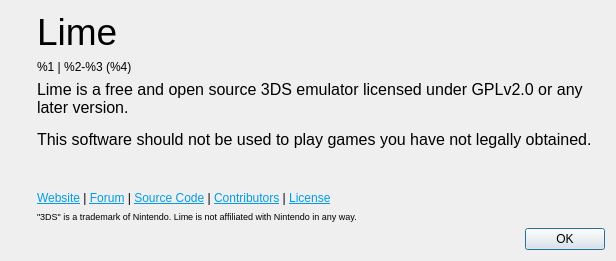
This is src/lime_qt/aboutdialog.ui in Lime3DS/Lime3DS as Qt 5 draws it before an edit. The edited form follows.
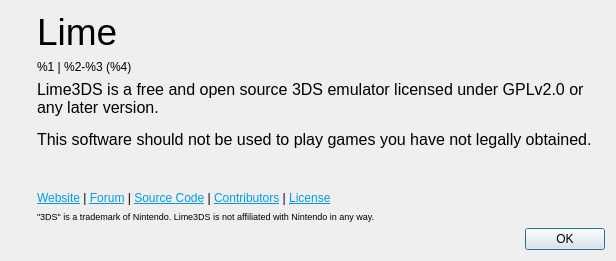
This is the edited form. Icons and pictures are not drawn.

Commit message: Corrected several instances of Lime3DS being referred to as "Lime"

```diff
--- a/src/lime_qt/aboutdialog.ui
+++ b/src/lime_qt/aboutdialog.ui
@@ -87,7 +87,7 @@
 &lt;html&gt;&lt;head&gt;&lt;meta name=&quot;qrichtext&quot; content=&quot;1&quot; /&gt;&lt;style type=&quot;text/css&quot;&gt;
 p, li { white-space: pre-wrap; }
 &lt;/style&gt;&lt;/head&gt;&lt;body style=&quot; font-family:'Ubuntu'; font-size:11pt; font-weight:400; font-style:normal;&quot;&gt;
-&lt;p style=&quot; margin-top:0px; margin-bottom:0px; margin-left:0px; margin-right:0px; -qt-block-indent:0; text-indent:0px;&quot;&gt;&lt;span style=&quot; font-family:'MS Shell Dlg 2'; font-size:12pt;&quot;&gt;Lime is a free and open source 3DS emulator licensed under GPLv2.0 or any later version.&lt;/span&gt;&lt;/p&gt;
+&lt;p style=&quot; margin-top:0px; margin-bottom:0px; margin-left:0px; margin-right:0px; -qt-block-indent:0; text-indent:0px;&quot;&gt;&lt;span style=&quot; font-family:'MS Shell Dlg 2'; font-size:12pt;&quot;&gt;Lime3DS is a free and open source 3DS emulator licensed under GPLv2.0 or any later version.&lt;/span&gt;&lt;/p&gt;
 &lt;p style=&quot;-qt-paragraph-type:empty; margin-top:0px; margin-bottom:0px; margin-left:0px; margin-right:0px; -qt-block-indent:0; text-indent:0px; font-family:'MS Shell Dlg 2'; font-size:8pt;&quot;&gt;&lt;br /&gt;&lt;/p&gt;
 &lt;p style=&quot; margin-top:0px; margin-bottom:0px; margin-left:0px; margin-right:0px; -qt-block-indent:0; text-indent:0px;&quot;&gt;&lt;span style=&quot; font-family:'MS Shell Dlg 2'; font-size:12pt;&quot;&gt;This software should not be used to play games you have not legally obtained.&lt;/span&gt;&lt;/p&gt;&lt;/body&gt;&lt;/html&gt;</string>
          </property>
@@ -131,7 +131,7 @@
           </sizepolicy>
          </property>
          <property name="text">
-          <string>&lt;html&gt;&lt;head/&gt;&lt;body&gt;&lt;p&gt;&lt;span style=&quot; font-size:7pt;&quot;&gt;&amp;quot;3DS&amp;quot; is a trademark of Nintendo. Lime is not affiliated with Nintendo in any way.&lt;/span&gt;&lt;/p&gt;&lt;/body&gt;&lt;/html&gt;</string>
+          <string>&lt;html&gt;&lt;head/&gt;&lt;body&gt;&lt;p&gt;&lt;span style=&quot; font-size:7pt;&quot;&gt;&amp;quot;3DS&amp;quot; is a trademark of Nintendo. Lime3DS is not affiliated with Nintendo in any way.&lt;/span&gt;&lt;/p&gt;&lt;/body&gt;&lt;/html&gt;</string>
          </property>
         </widget>
        </item>
```
The commit also changes 17 other files.
